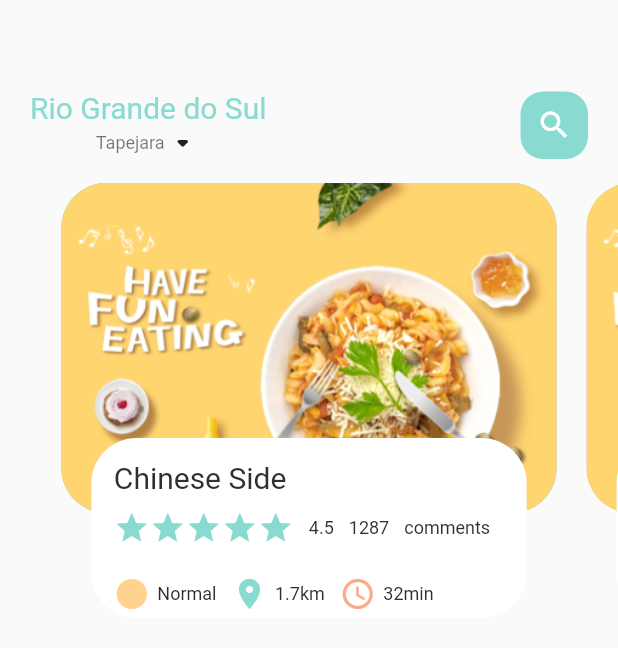
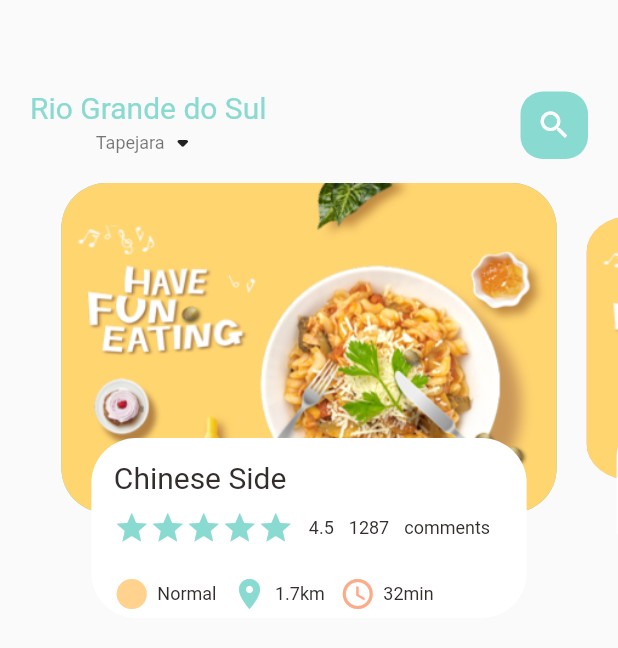
Before and after one commit to williamsimionatto/food_app, a Flutter app: the screen it shows after launch, on a phone screen of 412 x 824 dp. Shown: the top 648 px of the screen. Run offline on Flutter 3.47's test engine with Material 2 defaults, Android fonts, the phone set to English and light mode, and no system bars.

Commit message:
feat: add Transaction on slide

```diff
--- a/lib/ui/pages/home/food_page_body.dart
+++ b/lib/ui/pages/home/food_page_body.dart
@@ -13,6 +13,18 @@ class FoodPageBody extends StatefulWidget {
 
 class _FoodPageBodyState extends State<FoodPageBody> {
   PageController pageController = PageController(viewportFraction: 0.85);
+  var _currentPageValue = 0.0;
+  final double _scaleFactor = 0.8;
+
+  @override
+  void initState() {
+    super.initState();
+    pageController.addListener(() {
+      setState(() {
+        _currentPageValue = pageController.page!;
+      });
+    });
+  }
 
   @override
   Widget build(BuildContext context) {
@@ -29,10 +41,43 @@ class _FoodPageBodyState extends State<FoodPageBody> {
   }
 
   Widget _buildPageItem(int index) {
-    return Stack(
+    Matrix4 matrix = Matrix4.identity();
+    double _height = 220;
+
+    if (index == _currentPageValue.floor()) {
+      var currentScale = 1 - (_currentPageValue - index) * (1 - _scaleFactor);
+      var currentTransform = _height * (1 - currentScale) / 2;
+
+      matrix = Matrix4.diagonal3Values(1, currentScale, 1)
+        ..setTranslationRaw(0, currentTransform, 0);
+    } else if (index == _currentPageValue.floor() + 1) {
+      var currentScale =
+          _scaleFactor + (_currentPageValue - index + 1) * (1 - _scaleFactor);
+      var currentTransform = _height * (1 - currentScale) / 2;
+
+      matrix = Matrix4.diagonal3Values(1, currentScale, 1);
+      matrix = Matrix4.diagonal3Values(1, currentScale, 1)
+        ..setTranslationRaw(0, currentTransform, 0);
+    } else if (index == _currentPageValue.floor() - 1) {
+      var currentScale = 1 - (_currentPageValue - index) * (1 - _scaleFactor);
+      var currentTransform = _height * (1 - currentScale) / 2;
+
+      matrix = Matrix4.diagonal3Values(1, currentScale, 1);
+      matrix = Matrix4.diagonal3Values(1, currentScale, 1)
+        ..setTranslationRaw(0, currentTransform, 0);
+    } else {
+      var currentScale = _scaleFactor;
+
+      matrix = Matrix4.diagonal3Values(1, currentScale, 1)
+        ..setTranslationRaw(0, _height * (1 - _scaleFactor) / 2, 1);
+    }
+
+    return Transform(
+      transform: matrix,
+      child: Stack(
         children: [
           Container(
-          height: 220,
+            height: _height,
             margin: const EdgeInsets.only(left: 10, right: 10),
             decoration: BoxDecoration(
               borderRadius: BorderRadius.circular(30),
@@ -107,6 +152,13 @@ class _FoodPageBodyState extends State<FoodPageBody> {
             ),
           ),
         ],
+      ),
     );
   }
+
+  @override
+  void dispose() {
+    pageController.dispose();
+    super.dispose();
   }
+}
--- a/lib/ui/pages/home/main_food_page.dart
+++ b/lib/ui/pages/home/main_food_page.dart
@@ -18,7 +18,7 @@ class _MainFoodPageState extends State<MainFoodPage> {
     return Scaffold(
       body: Column(
         children: [
-          Container(
+          SizedBox(
             child: Container(
               margin: const EdgeInsets.only(top: 60, bottom: 15),
               padding: const EdgeInsets.only(left: 20, right: 20),
```
Lines whose indentation alone changed are shown as unchanged.
